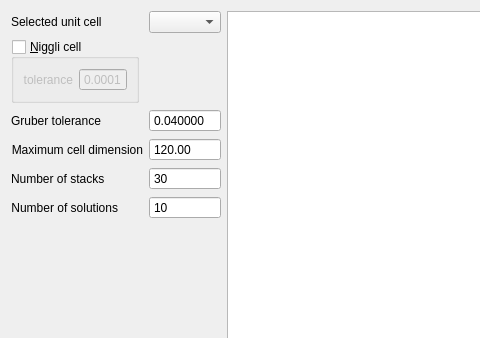
Before: the Qt Designer form apps/nsxqt/ui/DialogAutoIndexing.ui in k61n/openhkl, drawn with Qt 5; both pictures show x 0 to 480 and y 0 to 338 of the 880 by 602 pixel window.
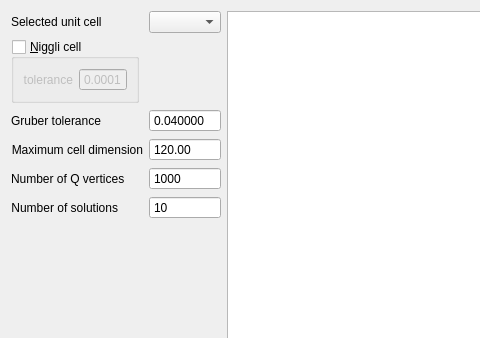
After: the same form once the commit is applied.

```diff
--- a/apps/nsxqt/ui/DialogAutoIndexing.ui
+++ b/apps/nsxqt/ui/DialogAutoIndexing.ui
@@ -88,14 +88,14 @@
           <number>1000</number>
          </property>
          <property name="value">
-          <number>30</number>
+          <number>1000</number>
          </property>
         </widget>
        </item>
        <item row="5" column="0">
         <widget class="QLabel" name="label_5">
          <property name="text">
-          <string>Number of stacks</string>
+          <string>Number of Q vertices</string>
          </property>
         </widget>
        </item>
```
Left out of the diff: 2 changed lines with no effect on the pictures.
